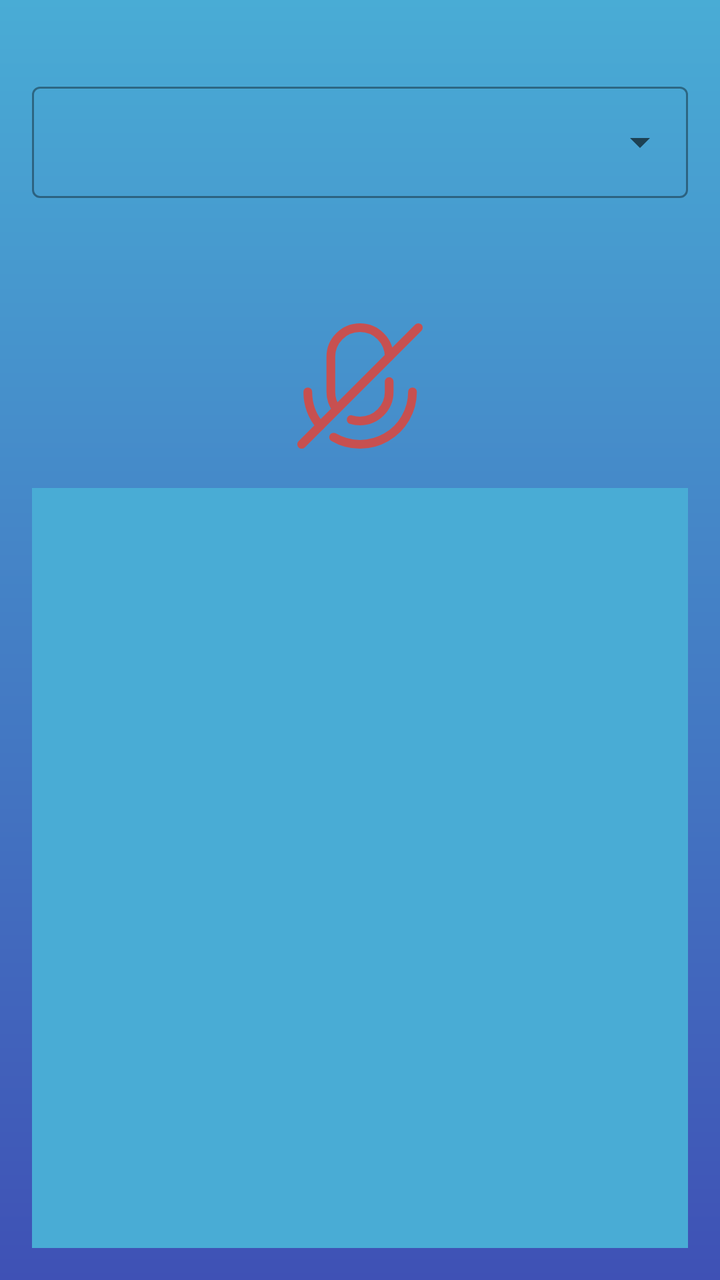
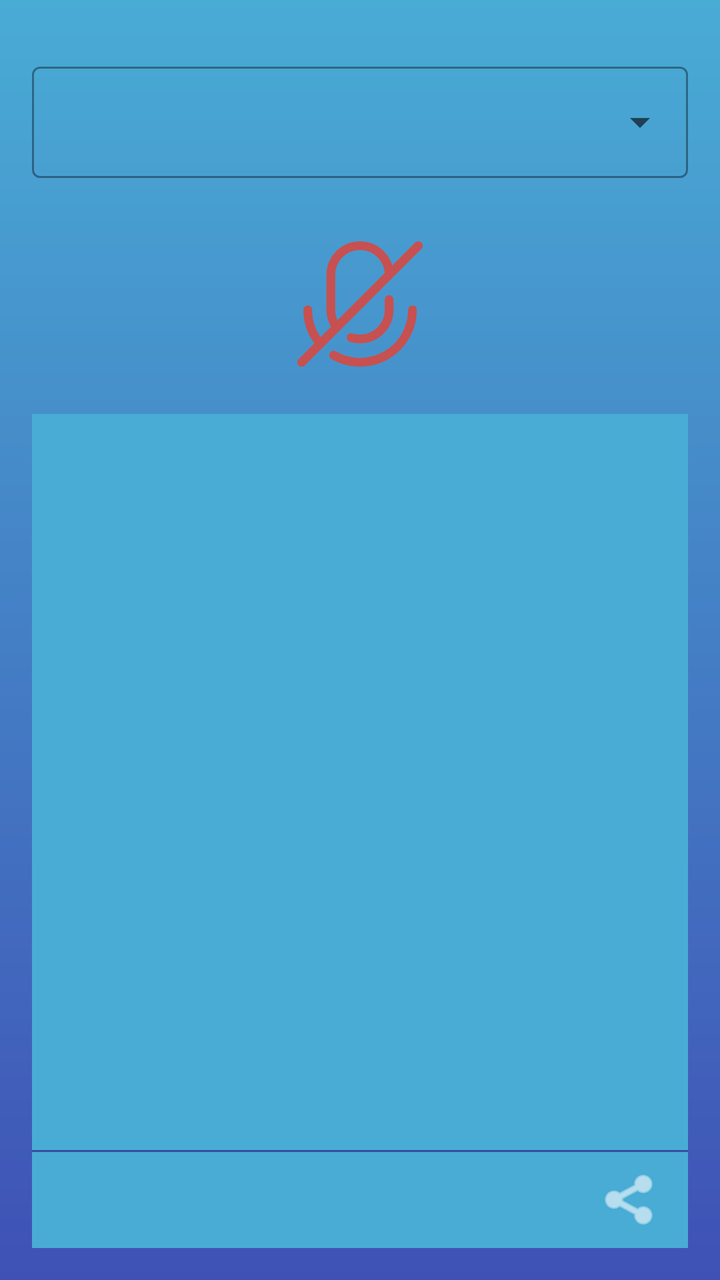

Two renders of the same Android screen: before a commit and after it. Below are the layout's source before the change and the commit's diff.
<!-- AndroidManifest.xml: application theme AppTheme -->
<!-- res/layout/activity_main.xml -->
<?xml version="1.0" encoding="utf-8"?>
<LinearLayout xmlns:android="http://schemas.android.com/apk/res/android"
    android:id="@+id/activity_main"
    android:orientation="vertical" android:padding="16dp"
    android:background="@drawable/background_shape"
    android:layout_width="match_parent" android:layout_height="match_parent">


    <com.google.android.material.textfield.TextInputLayout
        style="@style/Widget.MaterialComponents.TextInputLayout.OutlinedBox.ExposedDropdownMenu"
        android:layout_width="match_parent"
        android:layout_height="wrap_content"
        android:layout_marginTop="22dp"
        android:layout_marginBottom="16dp"
        android:hint="@string/select_method"
        android:textColorHint="@color/white">

        <AutoCompleteTextView
            android:id="@+id/spMethod"
            android:layout_width="match_parent"
            android:layout_height="wrap_content"
            android:inputType="none"
            android:textSize="16sp"
            android:textColor="@color/white" />
    </com.google.android.material.textfield.TextInputLayout>

    <RadioGroup
        android:id="@+id/rgLanguage"
        android:layout_width="match_parent"
        android:layout_height="wrap_content"
        android:orientation="horizontal"
        android:layout_marginTop="8dp" />

    <ToggleButton
        android:id="@+id/microSwitch"
        android:layout_width="70dp"
        android:layout_height="70dp"
        android:layout_gravity="center_horizontal"
        android:layout_marginTop="35dp"
        android:textOff=""
        android:textOn=""
        android:contentDescription="@string/toggle_microphone"
        android:background="@drawable/toggle_selector"/>


    <TextView
        android:background="@color/blueLight"
        android:id="@+id/tvResult"
        android:layout_width="match_parent"
        android:layout_height="0dp"
        android:layout_marginTop="16dp"
        android:layout_weight="1"
        android:textSize="16sp"
        android:padding="12dp"/>
</LinearLayout>
<!-- resources referenced by this layout -->
<resources>
  <color name="blueLight">#49acd5</color>
  <color name="white">#FFFFFFFF</color>
  <!-- drawable background_shape (drawable) -->
  <shape xmlns:android="http://schemas.android.com/apk/res/android">
      <gradient android:angle="90"
          android:startColor="#3F51B5"
          android:endColor="@color/blueLight"
          android:type="linear"/>
  </shape>
  <!-- drawable toggle_selector (drawable) -->
  <?xml version="1.0" encoding="utf-8"?>
  <selector xmlns:android="http://schemas.android.com/apk/res/android">
      <item android:drawable="@drawable/microphone" android:state_checked="true"/>
      <item android:drawable="@drawable/microphone_off" android:state_checked="false"/>
  </selector>
  <string name="select_method">""</string>
  <string name="toggle_microphone">Microphone ON / OFF</string>
  <style name="AppTheme" parent="Theme.MaterialComponents.DayNight.NoActionBar">
          
          <item name="colorPrimary">@color/blueLight</item>
          <item name="colorPrimaryDark">@color/colorPrimaryDark</item>
          <item name="colorAccent">@color/colorAccent</item>
          <item name="android:itemBackground">@color/colorDark</item>
          <item name="android:textColorPrimary">@color/white</item>
          <item name="toolbarStyle">@style/CustomToolbar</item>
          <item name="spinnerStyle">@style/SpinnerStyle</item>
          <item name="android:spinnerItemStyle">@style/SpinnerItemStyle</item>
          <item name="android:spinnerDropDownItemStyle">@style/SpinnerDropDownItemStyle</item>
  
      </style>
  <!-- drawable microphone (drawable) -->
  <vector xmlns:android="http://schemas.android.com/apk/res/android"
      android:tint="@color/yellow"
      android:width="800dp"
      android:height="800dp"
      android:viewportWidth="25"
      android:viewportHeight="25">
    <path
        android:pathData="M7.5,7.41C7.5,6.084 8.027,4.812 8.964,3.874C9.902,2.937 11.174,2.41 12.5,2.41C13.826,2.41 15.098,2.937 16.035,3.874C16.973,4.812 17.5,6.084 17.5,7.41L17.5,13.41C17.5,14.736 16.973,16.008 16.035,16.946C15.098,17.883 13.826,18.41 12.5,18.41C11.174,18.41 9.902,17.883 8.964,16.946C8.027,16.008 7.5,14.736 7.5,13.41L7.5,7.41Z"
        android:strokeLineJoin="round"
        android:strokeWidth="1.5"
        android:fillColor="#00000000"
        android:strokeColor="#000000"
        android:strokeLineCap="round"/>
    <path
        android:pathData="M21.5,13.41C21.5,15.797 20.552,18.086 18.864,19.774C17.176,21.462 14.887,22.41 12.5,22.41C10.113,22.41 7.824,21.462 6.136,19.774C4.448,18.086 3.5,15.797 3.5,13.41"
        android:strokeLineJoin="round"
        android:strokeWidth="1.5"
        android:fillColor="#00000000"
        android:strokeColor="#000000"
        android:strokeLineCap="round"/>
  </vector>
  <color name="colorPrimaryDark">#2f333f</color>
  <color name="colorAccent">#FF4081</color>
  <color name="colorDark">#777CA3</color>
  <style name="CustomToolbar" parent="Widget.AppCompat.Toolbar">
          <item name="titleTextAppearance">@style/ActionBarTitleText</item>
      </style>
  <style name="SpinnerStyle" parent="Widget.AppCompat.Spinner">
          <item name="android:popupBackground">@color/blueLight</item>
          <item name="android:textColor">@color/white</item>
          <item name="android:textSize">24sp</item>
      </style>
  <style name="SpinnerItemStyle" parent="Widget.AppCompat.Spinner">
          <item name="android:textColor">@color/white</item>
          <item name="android:textSize">18sp</item>
      </style>
  <style name="SpinnerDropDownItemStyle" parent="Widget.AppCompat.Spinner.DropDown">
          <item name="android:textColor">@color/white</item>
          <item name="android:textSize">12sp</item>
      </style>
  <color name="yellow">#D4EA43</color>
  <style name="ActionBarTitleText" parent="TextAppearance.Widget.AppCompat.Toolbar.Title">
          <item name="android:textColor">@color/colorWhite</item>
          <item name="android:textSize">16sp</item>
      </style>
  <color name="colorWhite">#ffffff</color>
  <!-- unchanged entries left out for length: 1 -->
</resources>

<!-- the commit's change to res/layout/activity_main.xml (unified diff, before → after) -->
@@ -1,26 +1,27 @@
 <?xml version="1.0" encoding="utf-8"?>
 <LinearLayout xmlns:android="http://schemas.android.com/apk/res/android"
+    xmlns:app="http://schemas.android.com/apk/res-auto"
     android:id="@+id/activity_main"
-    android:orientation="vertical" android:padding="16dp"
+    android:orientation="vertical"
+    android:padding="16dp"
     android:background="@drawable/background_shape"
-    android:layout_width="match_parent" android:layout_height="match_parent">
-
+    android:layout_width="match_parent"
+    android:layout_height="match_parent">
 
     <com.google.android.material.textfield.TextInputLayout
         style="@style/Widget.MaterialComponents.TextInputLayout.OutlinedBox.ExposedDropdownMenu"
         android:layout_width="match_parent"
         android:layout_height="wrap_content"
-        android:layout_marginTop="22dp"
-        android:layout_marginBottom="16dp"
+        android:layout_marginTop="12dp"
         android:hint="@string/select_method"
         android:textColorHint="@color/white">
 
         <AutoCompleteTextView
+            android:hint="@string/select_method"
             android:id="@+id/spMethod"
             android:layout_width="match_parent"
             android:layout_height="wrap_content"
             android:inputType="none"
-            android:textSize="16sp"
             android:textColor="@color/white" />
     </com.google.android.material.textfield.TextInputLayout>
 
@@ -36,20 +37,60 @@
         android:layout_width="70dp"
         android:layout_height="70dp"
         android:layout_gravity="center_horizontal"
-        android:layout_marginTop="35dp"
+        android:layout_marginTop="20dp"
+        android:layout_marginBottom="20dp"
+        android:background="@drawable/toggle_selector"
         android:textOff=""
-        android:textOn=""
-        android:contentDescription="@string/toggle_microphone"
-        android:background="@drawable/toggle_selector"/>
+        android:textOn="" />
 
-
-    <TextView
-        android:background="@color/blueLight"
-        android:id="@+id/tvResult"
+    <ScrollView
         android:layout_width="match_parent"
         android:layout_height="0dp"
-        android:layout_marginTop="16dp"
         android:layout_weight="1"
-        android:textSize="16sp"
-        android:padding="12dp"/>
+        android:background="@color/blueLight"
+        android:fillViewport="true">
+
+        <TextView
+            android:id="@+id/tvResult"
+            android:layout_width="match_parent"
+            android:layout_height="wrap_content"
+            android:padding="12dp"
+            android:textColor="@color/white"
+            android:textSize="16sp" />
+    </ScrollView>
+
+    <View
+        android:layout_width="match_parent"
+        android:layout_height="1dp"
+        android:background="#22000000" />
+
+    <FrameLayout
+        android:layout_width="match_parent"
+        android:layout_height="wrap_content"
+        android:background="@color/blueLight"
+        android:minHeight="40dp">
+
+        <TextView
+            android:id="@+id/tvInfo"
+            android:layout_width="match_parent"
+            android:layout_height="match_parent"
+            android:gravity="center_vertical"
+            android:paddingStart="12dp"
+            android:paddingEnd="60dp"
+            android:textStyle="italic"
+            android:textColor="#CCFFFFFF"
+            android:textSize="13sp" />
+
+        <ImageButton
+            android:id="@+id/btnShare"
+            android:layout_width="48dp"
+            android:layout_height="48dp"
+            android:layout_gravity="center_vertical|end"
+            android:layout_marginEnd="4dp"
+            android:background="?attr/selectableItemBackgroundBorderless"
+            android:contentDescription="@string/share_transcription"
+            android:src="@android:drawable/ic_menu_share"
+            app:tint="@color/white" />
+    </FrameLayout>
+
 </LinearLayout>
<!-- resource entries referenced after the edit -->
@@ -16,7 +16,7 @@
       <item android:drawable="@drawable/microphone_off" android:state_checked="false"/>
   </selector>
   <string name="select_method">""</string>
-  <string name="toggle_microphone">Microphone ON / OFF</string>
+  <string name="share_transcription">Share transcription</string>
   <style name="AppTheme" parent="Theme.MaterialComponents.DayNight.NoActionBar">
           
           <item name="colorPrimary">@color/blueLight</item>
